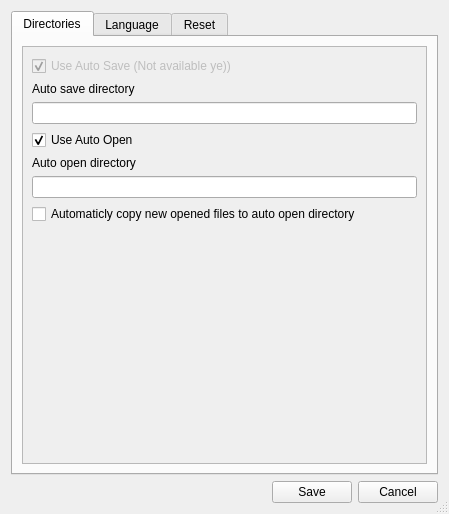
The window that StudyGuide/ui/PreferenceWindow.ui (JesseRobot01/PlanGuidePlanner) describes before a commit, drawn with Qt 5.
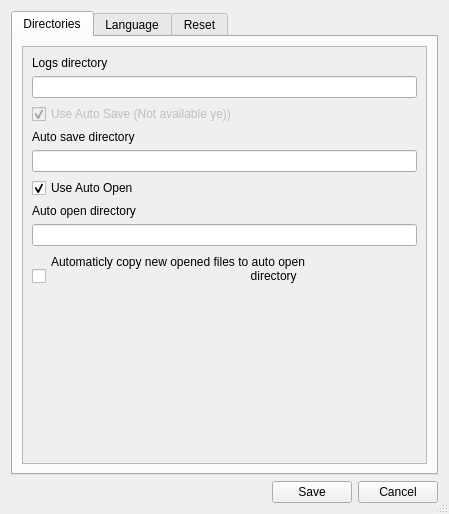
The same window after the commit.

Commit message: Change the logs directory

```diff
--- a/StudyGuide/ui/PreferenceWindow.ui
+++ b/StudyGuide/ui/PreferenceWindow.ui
@@ -81,6 +81,16 @@
            </rect>
           </property>
           <layout class="QVBoxLayout" name="verticalLayout_4">
+                                            <item>
+                                                <widget class="QLabel" name="label">
+                                                    <property name="text">
+                                                        <string>Logs directory</string>
+                                                    </property>
+                                                </widget>
+                                            </item>
+                                            <item>
+                                                <widget class="QLineEdit" name="logsDirectory"/>
+                                            </item>
            <item>
             <widget class="QCheckBox" name="useAutoSaveCheck">
              <property name="enabled">
@@ -139,7 +149,9 @@
            <item>
             <widget class="QCheckBox" name="copyNewFilesCheckBox">
              <property name="text">
-              <string>Automaticly copy new opened files to auto open directory</string>
+                                                        <string>Automaticly copy new opened files to auto open
+                                                            directory
+                                                        </string>
              </property>
             </widget>
            </item>
```
Left out of the diff: 12 changed lines with no effect on the pictures. Lines whose indentation alone changed are shown as unchanged. The commit also changes 2 other files.
